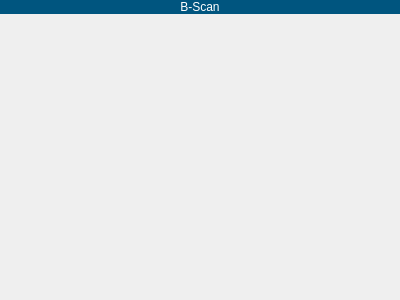
First picture: the form in ui/display/b_scan_display.ui, repository 15903016222/Voice, before the edit.
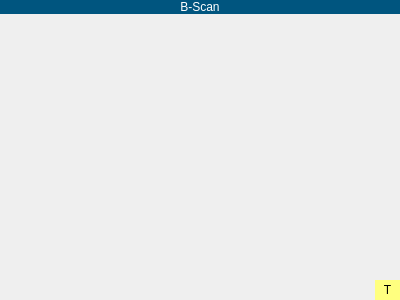
Second picture: the form after the edit. Custom widgets are drawn as their Qt base class.

```diff
--- a/ui/display/b_scan_display.ui
+++ b/ui/display/b_scan_display.ui
@@ -109,6 +109,36 @@
          <height>0</height>
         </size>
        </property>
+       <layout class="QHBoxLayout" name="horizontalLayout_2">
+        <property name="spacing">
+         <number>0</number>
+        </property>
+        <property name="leftMargin">
+         <number>0</number>
+        </property>
+        <property name="topMargin">
+         <number>0</number>
+        </property>
+        <property name="rightMargin">
+         <number>0</number>
+        </property>
+        <property name="bottomMargin">
+         <number>0</number>
+        </property>
+        <item>
+         <widget class="QLabel" name="label">
+          <property name="styleSheet">
+           <string notr="true">background-color: rgb(255, 255, 127);</string>
+          </property>
+          <property name="text">
+           <string>T</string>
+          </property>
+          <property name="alignment">
+           <set>Qt::AlignCenter</set>
+          </property>
+         </widget>
+        </item>
+       </layout>
       </widget>
      </item>
     </layout>
```
